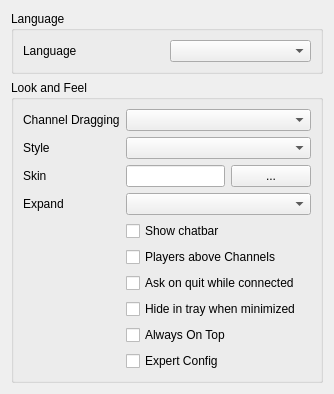
Above: src/mumble/LookConfig.ui from mumble-voip/mumble before the change. Below: the same form after it.
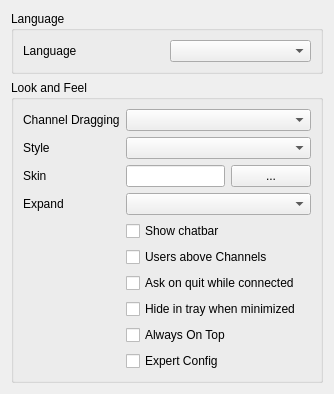
That is the form after the change.

Commit message: s/Player/User/

```diff
--- a/src/mumble/LookConfig.ui
+++ b/src/mumble/LookConfig.ui
@@ -133,7 +133,7 @@
          <string>&lt;b&gt;If set, players will be shown above subchannels in the channel view.&lt;/b&gt;&lt;br /&gt;A restart of Mumble is required to see the change.</string>
         </property>
         <property name="text">
-         <string>Players above Channels</string>
+         <string>Users above Channels</string>
         </property>
        </widget>
       </item>
```
Left out of the diff: 8 changed lines with no effect on the pictures. The commit also changes 67 other files.
